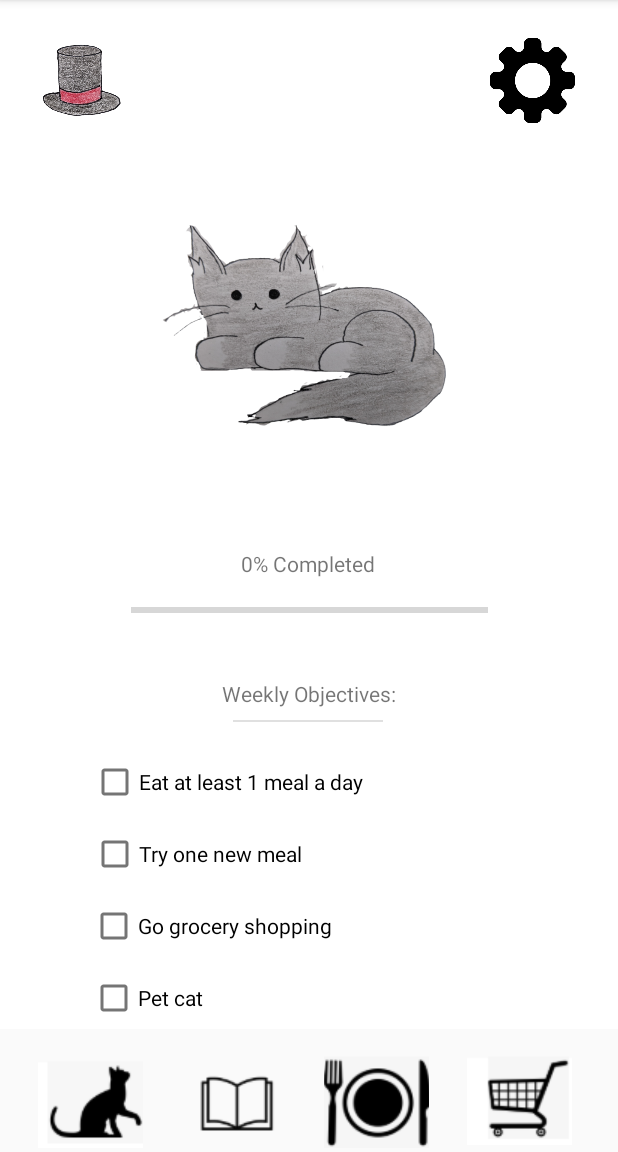
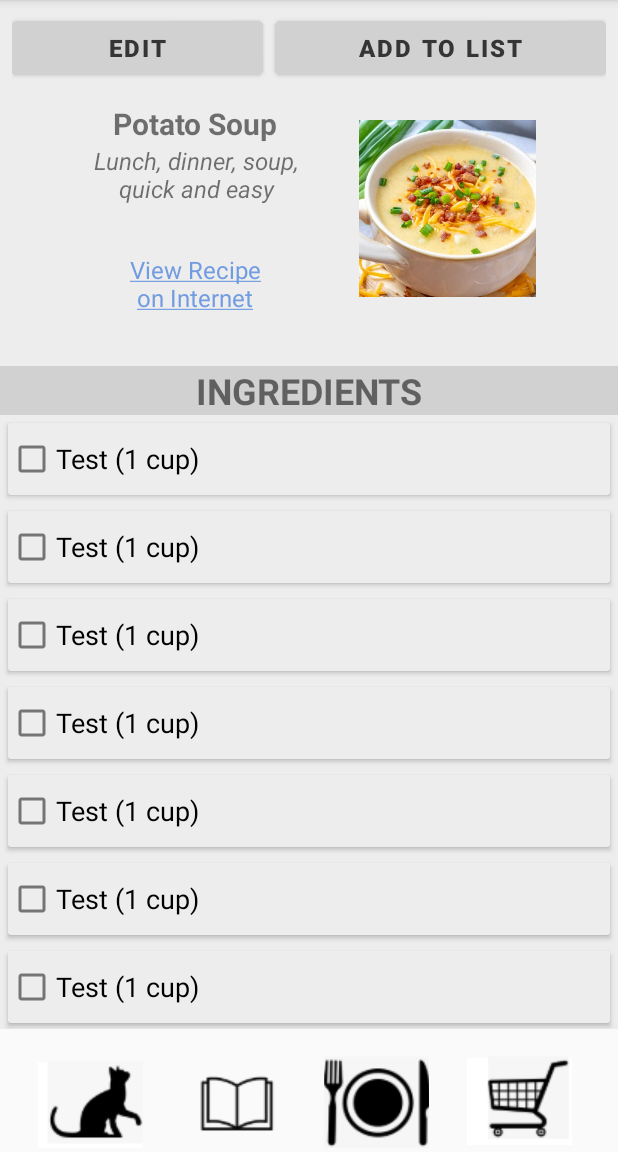
Before and after one commit to suhadewan/Purrito-Planner, an Android app: the screen it shows after launch (MainActivity), after a tap on an icon or button, on a phone screen of 412 x 824 dp, the part 84-1236 px from its top. Run offline under Robolectric (Android 15) with nearby library versions, the phone set to English and light mode, and no system bars.

Commit message:
Hooking up view recipe ingredients recyclerview

```diff
--- /dev/null
+++ b/app/src/main/java/com/example/purritoplanner/Ingredient.kt
@@ -0,0 +1,5 @@
+package com.example.purritoplanner
+
+data class Ingredient(val name: String,
+                      val quantity: String?,
+                      val purchased: Boolean? = false)
--- a/app/src/main/java/com/example/purritoplanner/MainActivity.kt
+++ b/app/src/main/java/com/example/purritoplanner/MainActivity.kt
@@ -27,6 +27,8 @@ class MainActivity : AppCompatActivity() {
                 }
                 R.id.mealButton -> {
                     //We haven't implemented this page yet!
+                    //TEMPORARY FOR ME WHILE WORKING: It's going to a recipe page
+                    navController.navigate(R.id.viewRecipeFragment)
                 }
                 R.id.shopButton -> {
                     navController.navigate(R.id.shoppingListFragment)
--- a/app/src/main/java/com/example/purritoplanner/ViewRecipeFragment.kt
+++ b/app/src/main/java/com/example/purritoplanner/ViewRecipeFragment.kt
@@ -1,6 +1,100 @@
 package com.example.purritoplanner
 
+import android.content.Intent
+import android.graphics.Paint
+import android.net.Uri
+import android.os.Bundle
+import android.view.LayoutInflater
+import android.view.View
+import android.view.ViewGroup
+import android.widget.CheckBox
+import android.widget.ImageView
+import android.widget.TextView
 import androidx.fragment.app.Fragment
+import androidx.navigation.findNavController
+import androidx.recyclerview.widget.LinearLayoutManager
+import androidx.recyclerview.widget.RecyclerView
+import java.util.ArrayList
 
 class ViewRecipeFragment : Fragment() {
+
+    private val adapter = IngredientsListAdapter()
+    private var ingredientsList: MutableList<Ingredient> = ArrayList()
+
+    override fun onCreateView(
+        inflater: LayoutInflater, container: ViewGroup?,
+        savedInstanceState: Bundle?
+    ): View? {
+        // Inflate the layout for this fragment
+        return inflater.inflate(R.layout.fragment_view_recipe, container, false)
+    }
+
+    override fun onViewCreated(view: View, savedInstanceState: Bundle?) {
+
+        val recyclerView = view.findViewById<RecyclerView>(R.id.ingredients_list)
+        recyclerView.layoutManager = LinearLayoutManager(requireContext())
+        recyclerView.adapter = adapter
+
+        ingredientsList = ArrayList()
+        ingredientsList.add(Ingredient("Test", "1 cup"))
+        ingredientsList.add(Ingredient("Test", "1 cup"))
+        ingredientsList.add(Ingredient("Test", "1 cup"))
+        ingredientsList.add(Ingredient("Test", "1 cup"))
+        ingredientsList.add(Ingredient("Test", "1 cup"))
+        ingredientsList.add(Ingredient("Test", "1 cup"))
+        ingredientsList.add(Ingredient("Test", "1 cup"))
+        ingredientsList.add(Ingredient("Test", "1 cup"))
+        adapter.setIngredients(ingredientsList as ArrayList<Ingredient>)
+
+        //it.findNavController()
+        //.navigate(R.id.action_listFragment_to_detailFragment, selectedElementData)
+
+    }
+
+    inner class IngredientsListAdapter :
+        RecyclerView.Adapter<IngredientsListAdapter.IngredientViewHolder>() {
+        private var ingredients = mutableListOf<Ingredient>()
+
+        fun removeElement(pos: Int) {
+            //TODO: Remove from database when that gets hooked up
+            ingredients.removeAt(pos)
+            adapter.notifyItemRemoved(pos);
+        }
+
+        internal fun setIngredients(ingredients: ArrayList<Ingredient>) {
+            this.ingredients = ingredients
+            notifyDataSetChanged()
+        }
+
+        override fun getItemCount(): Int {
+            return ingredients.size
+        }
+
+        override fun onCreateViewHolder(parent: ViewGroup, viewType: Int): IngredientViewHolder {
+            val v = LayoutInflater.from(parent.context)
+                .inflate(R.layout.card_view_shop, parent, false)
+            return IngredientViewHolder(v)
+        }
+
+        override fun onBindViewHolder(holder: IngredientViewHolder, position: Int) {
+            val item = ingredients[position]
+            val checkBox = holder.view.findViewById<CheckBox>(R.id.ingredient_check_box)
+            val ingredientText = "${item.name} (${item.quantity})"
+
+            checkBox.text = ingredientText
+            checkBox.setOnCheckedChangeListener { buttonView, isChecked ->
+                checkBox.apply {
+                    paintFlags = if (isChecked) (paintFlags or Paint.STRIKE_THRU_TEXT_FLAG) else (paintFlags and Paint.STRIKE_THRU_TEXT_FLAG.inv())
+                }
+            }
+
+        }
+
+        inner class IngredientViewHolder(val view: View) : RecyclerView.ViewHolder(view),
+            View.OnClickListener {
+            override fun onClick(view: View?) {
+            }
+        }
+    }
+
 }
--- a/app/src/main/res/layout/card_view_shop.xml
+++ b/app/src/main/res/layout/card_view_shop.xml
@@ -4,7 +4,7 @@
         android:layout_width="match_parent"
         android:layout_height="wrap_content"
         android:layout_margin="5dp"
-        app:cardBackgroundColor="@color/material_dynamic_neutral60">
+        app:cardBackgroundColor="#EDEDED">
 
     <androidx.constraintlayout.widget.ConstraintLayout
             android:layout_width="match_parent"
@@ -12,7 +12,7 @@
             android:id="@+id/card_layout">
 
         <CheckBox
-            android:id="@+id/checkBox"
+            android:id="@+id/ingredient_check_box"
             android:layout_width="wrap_content"
             android:layout_height="wrap_content"
             android:text="Grocery Item"
--- a/app/src/main/res/layout/fragment_view_recipe.xml
+++ b/app/src/main/res/layout/fragment_view_recipe.xml
@@ -118,14 +118,10 @@
             android:layout_marginTop="30dp"
             android:textStyle="bold" />
 
-        <ListView
-            android:id="@+id/ingredient_list"
+        <androidx.recyclerview.widget.RecyclerView
+            android:id="@+id/ingredients_list"
             android:layout_width="match_parent"
-            android:layout_height="wrap_content"
-            android:layout_gravity="center"
-            android:dividerHeight="1.0sp"
-            android:entries="@array/ingredients"
-            android:textAlignment="center" />
+            android:layout_height="wrap_content" />
 
         <Space
             android:layout_width="match_parent"
--- a/app/src/main/res/navigation/nav_graph.xml
+++ b/app/src/main/res/navigation/nav_graph.xml
@@ -39,7 +39,11 @@
         android:id="@+id/newRecipeFragment"
         android:name="com.example.purritoplanner.NewRecipeFragment"
         android:label="fragment_new_recipe"
-        tools:layout="@layout/fragment_new_recipe" />
+        tools:layout="@layout/fragment_new_recipe" >
+        <action
+            android:id="@+id/action_newRecipeFragment_to_newGroceryItemFragment"
+            app:destination="@id/newGroceryItemFragment" />
+    </fragment>
 
     <fragment
         android:id="@+id/settingsFragment"
```
Also changed, not shown: app/src/main/res/layout/fragment_new_recipe.xml (+14 -7 lines).
